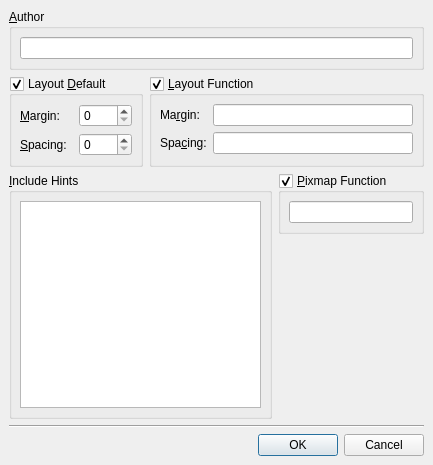
arnt/qt-history2, file tools/designer/src/designer/formwindowsettings.ui: the form before one commit.
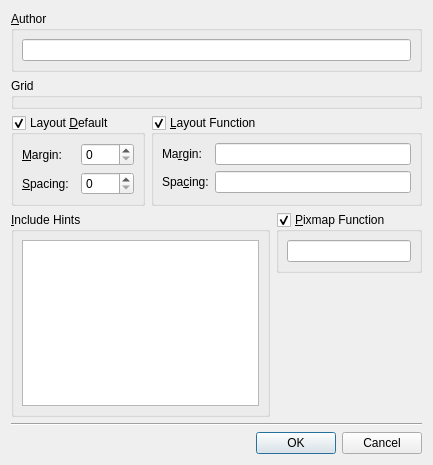
The form after the commit. Custom widgets are drawn as their Qt base class.

Commit message:
Fixes:    Unable to customize the grid. Task:     107233 Details:  Created: a grid class, which can serialize to a QVariantMap, a grid panel to edit it. Created a shared FormWindowBase that uses it. Added panel to settings dialogs (default and form).
[git-p4: depot-paths = "//depot/qt/main/": change = 251530]

What changed in the file:
```diff
--- a/tools/designer/src/designer/formwindowsettings.ui
+++ b/tools/designer/src/designer/formwindowsettings.ui
@@ -25,13 +25,7 @@
    <string>Form Settings</string>
   </property>
   <layout class="QGridLayout" >
-   <property name="margin" >
-    <number>9</number>
-   </property>
-   <property name="spacing" >
-    <number>6</number>
-   </property>
-   <item row="5" column="0" colspan="2" >
+   <item row="6" column="0" colspan="2" >
     <widget class="QDialogButtonBox" name="buttonBox" >
      <property name="orientation" >
       <enum>Qt::Horizontal</enum>
@@ -41,14 +35,14 @@
      </property>
     </widget>
    </item>
-   <item row="4" column="0" colspan="2" >
+   <item row="5" column="0" colspan="2" >
     <widget class="Line" name="line" >
      <property name="orientation" >
       <enum>Qt::Horizontal</enum>
      </property>
     </widget>
    </item>
-   <item row="1" column="0" colspan="2" >
+   <item row="2" column="0" colspan="2" >
     <layout class="QHBoxLayout" >
      <property name="margin" >
       <number>0</number>
@@ -164,7 +158,7 @@
      </layout>
     </widget>
    </item>
-   <item rowspan="2" row="2" column="0" >
+   <item rowspan="2" row="3" column="0" >
     <widget class="QGroupBox" name="includeHintsGroupBox" >
      <property name="title" >
       <string>&amp;Include Hints</string>
@@ -182,7 +176,7 @@
      </layout>
     </widget>
    </item>
-   <item row="2" column="1" >
+   <item row="3" column="1" >
     <layout class="QHBoxLayout" >
      <property name="margin" >
       <number>0</number>
@@ -213,7 +207,7 @@
      </item>
     </layout>
    </item>
-   <item row="3" column="1" >
+   <item row="4" column="1" >
     <spacer>
      <property name="orientation" >
       <enum>Qt::Vertical</enum>
@@ -226,8 +220,23 @@
      </property>
     </spacer>
    </item>
+   <item row="1" column="0" colspan="2" >
+    <widget class="qdesigner_internal::GridPanel" name="gridPanel" >
+     <property name="title" >
+      <string>Grid</string>
+     </property>
+    </widget>
+   </item>
   </layout>
  </widget>
+ <customwidgets>
+  <customwidget>
+   <class>qdesigner_internal::GridPanel</class>
+   <extends>QGroupBox</extends>
+   <header location="global" >gridpanel_p.h</header>
+   <container>1</container>
+  </customwidget>
+ </customwidgets>
  <tabstops>
   <tabstop>authorLineEdit</tabstop>
   <tabstop>defaultMarginSpinBox</tabstop>
```
The commit also changes 20 other files.
